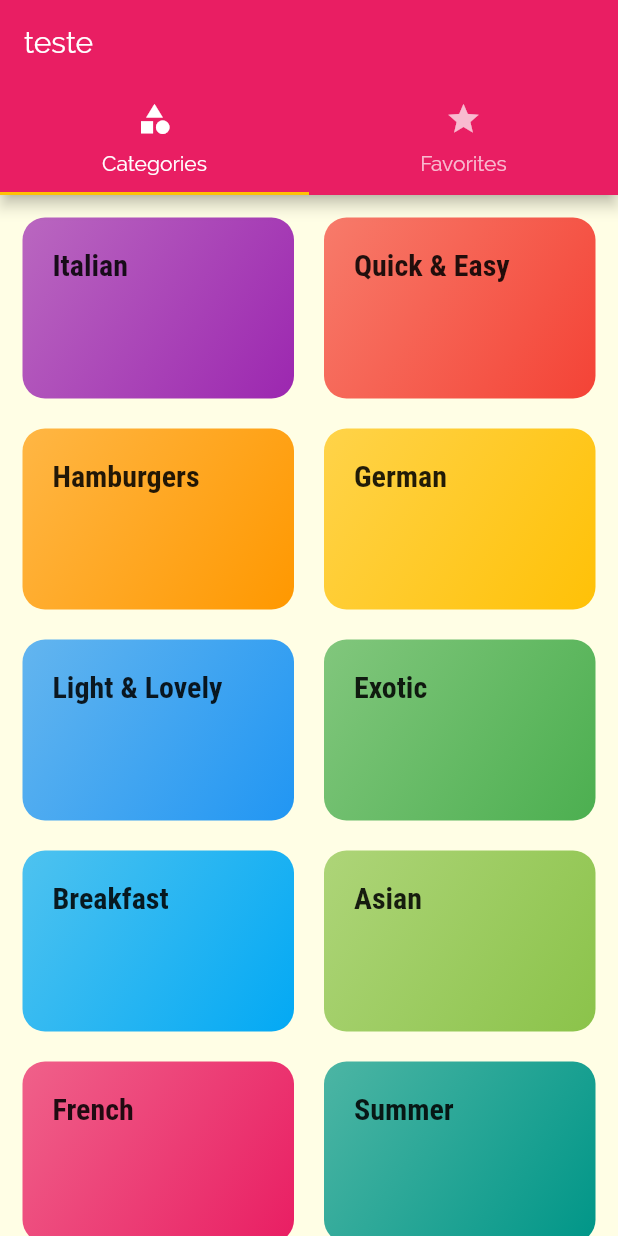
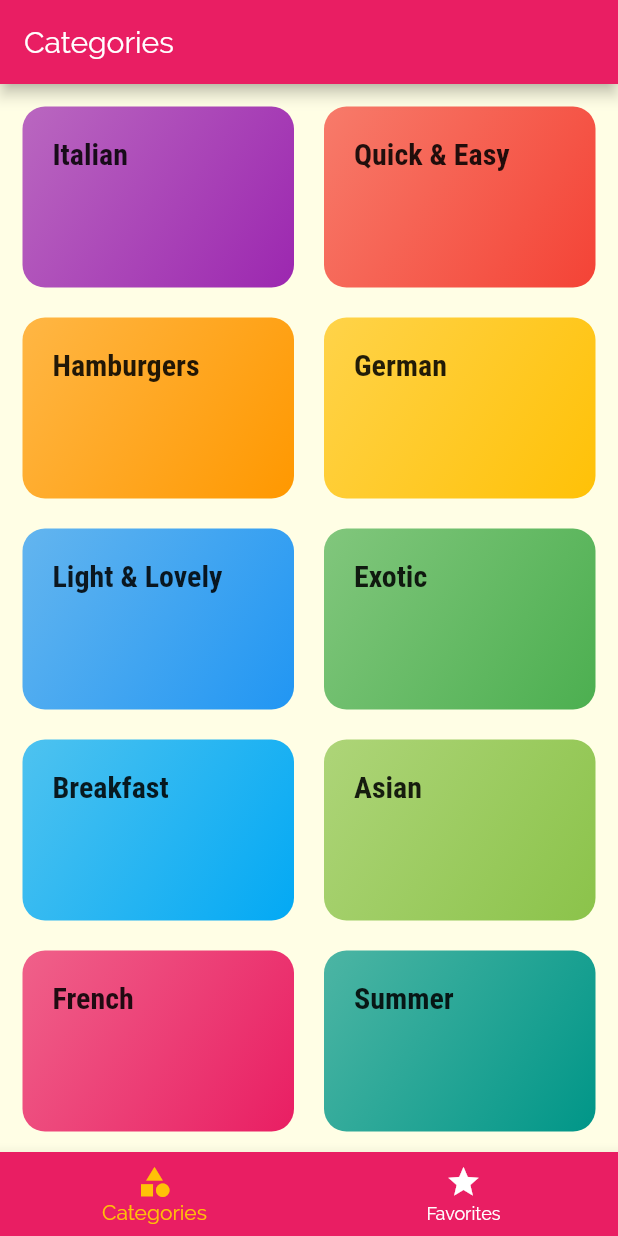
Before and after one commit to pvrsouza/meal_app, a Flutter app: the screen it shows after launch, on a phone screen of 412 x 824 dp. Run offline on Flutter 3.47's test engine with Material 2 defaults, Android fonts, the phone set to English and light mode, and no system bars.

```diff
--- a/lib/screens/tabs_screen.dart
+++ b/lib/screens/tabs_screen.dart
@@ -1,5 +1,6 @@
 import 'package:flutter/material.dart';
-import 'package:flutter_complete_guide/screens/favorite_screen.dart';
+
+import './favorite_screen.dart';
 import './categories_screen.dart';
 
 class TabsScreen extends StatefulWidget {
@@ -8,35 +9,46 @@ class TabsScreen extends StatefulWidget {
 }
 
 class _TabsScreenState extends State<TabsScreen> {
+  final List<Map<String, Object>> pages = [
+    {'page': CategoriesScreen(), 'title': 'Categories'},
+    {'page': FavoriteScreen(), 'title': 'Favorities'},
+  ];
+
+  int _selectedPageIndex = 0;
+
+  void _selectPage(int index) {
+    setState(() {
+      _selectedPageIndex = index;
+    });
+  }
+
   @override
   Widget build(BuildContext context) {
-    return DefaultTabController(
-      //initialIndex: 0,
-      length: 2,
-      child: Scaffold(
-        appBar: AppBar(
-          title: Text('teste'),
-          bottom: TabBar(
-            tabs: <Widget>[
-              Tab(
-                icon: Icon(
-                  Icons.category,
-                ),
-                text: 'Categories',
-              ),
-              Tab(
-                icon: Icon(Icons.star),
-                text: 'Favorites',
-              ),
-            ],
+    return Scaffold(
+      appBar: AppBar(
+        title: Text(
+          pages[_selectedPageIndex]['title'],
+        ),
+      ),
+      body: pages[_selectedPageIndex]['page'],
+      bottomNavigationBar: BottomNavigationBar(
+        onTap: _selectPage,
+        backgroundColor: Theme.of(context).primaryColor,
+        selectedItemColor: Theme.of(context).accentColor,
+        unselectedItemColor: Colors.white,
+
+        ///informa qual a aba que está selendionada
+        currentIndex: _selectedPageIndex,
+        items: [
+          BottomNavigationBarItem(
+            icon: Icon(Icons.category),
+            title: Text('Categories'),
           ),
-        ),
-        body: TabBarView(
-          children: <Widget>[
-            CategoriesScreen(),
-            FavoriteScreen(),
-          ],
-        ),
+          BottomNavigationBarItem(
+            icon: Icon(Icons.star),
+            title: Text('Favorites'),
+          )
+        ],
       ),
     );
   }
```
